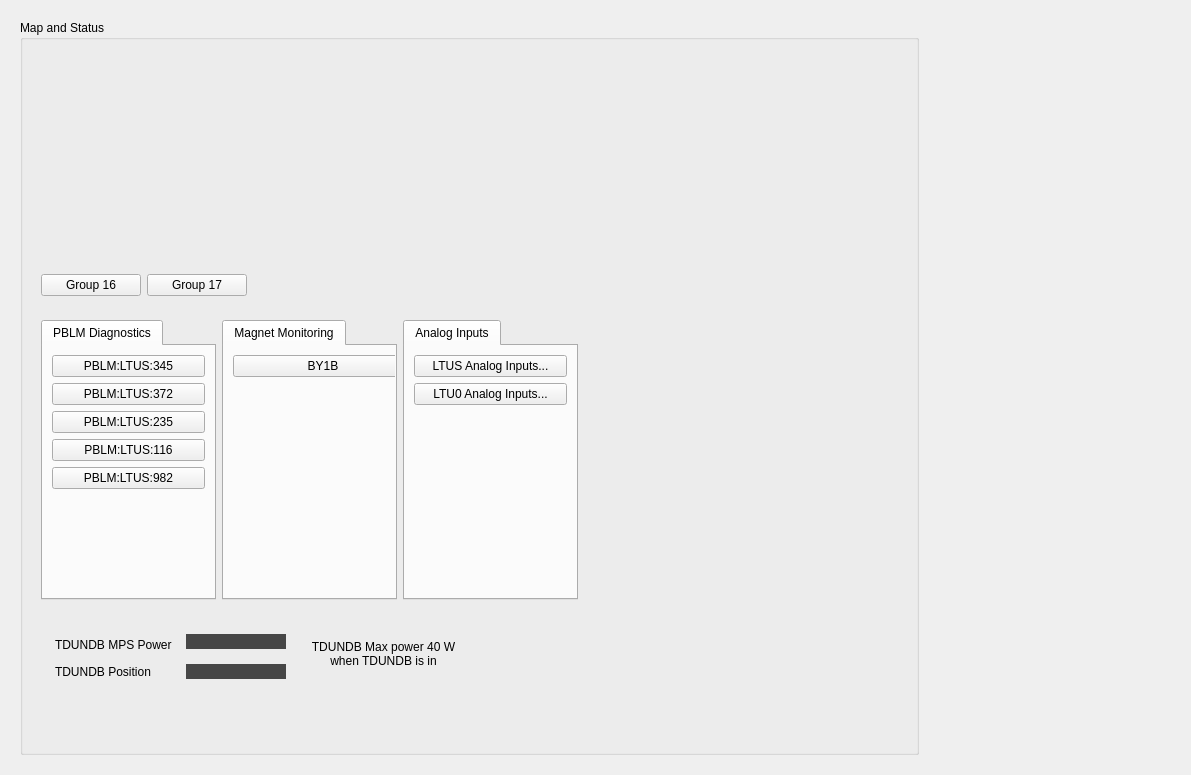
ad-build-test/pydm-mps, file ltus_main.ui: the form before one commit.
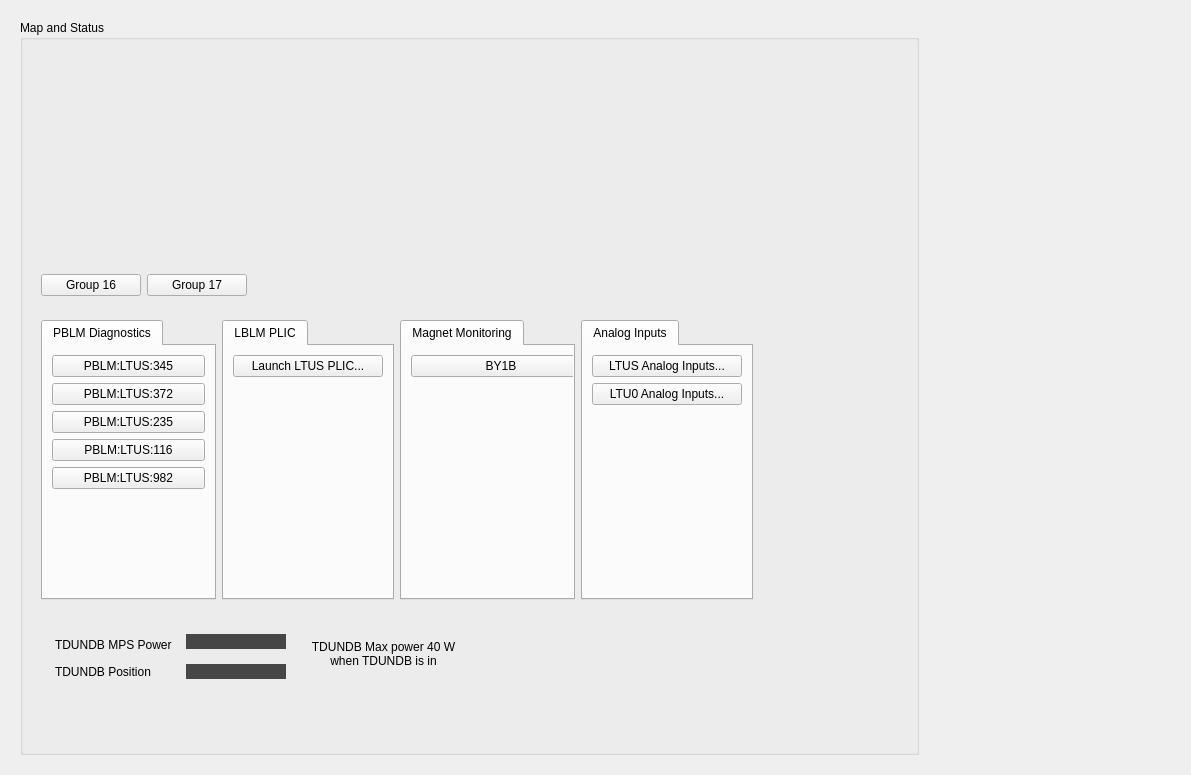
The form after the commit. Custom widgets are drawn as their Qt base class.

Commit message: Changed analog inputs to use new python file. also added button that launches lblm_global at a specified area.

Patch:
```diff
--- a/ltus_main.ui
+++ b/ltus_main.ui
@@ -245,7 +245,7 @@
            <property name="frameShadow">
             <enum>QFrame::Raised</enum>
            </property>
-           <layout class="QGridLayout" name="gridLayout_2" columnstretch="1,1,3,0">
+           <layout class="QGridLayout" name="gridLayout_2" columnstretch="1,0,0,0,0">
             <item row="0" column="0">
              <widget class="QTabWidget" name="tabWidget">
               <property name="maximumSize">
@@ -454,7 +454,7 @@
               </widget>
              </widget>
             </item>
-            <item row="0" column="1">
+            <item row="0" column="2">
              <widget class="QTabWidget" name="tabWidget_2">
               <property name="maximumSize">
                <size>
@@ -517,19 +517,6 @@
              </widget>
             </item>
             <item row="0" column="3">
-             <spacer name="horizontalSpacer_4">
-              <property name="orientation">
-               <enum>Qt::Horizontal</enum>
-              </property>
-              <property name="sizeHint" stdset="0">
-               <size>
-                <width>40</width>
-                <height>20</height>
-               </size>
-              </property>
-             </spacer>
-            </item>
-            <item row="0" column="2">
              <widget class="QTabWidget" name="tabWidget_8">
               <property name="maximumSize">
                <size>
@@ -632,6 +619,78 @@
               </widget>
              </widget>
             </item>
+            <item row="0" column="1">
+             <widget class="QTabWidget" name="tabWidget_4">
+              <property name="currentIndex">
+               <number>0</number>
+              </property>
+              <widget class="QWidget" name="tab_4">
+               <attribute name="title">
+                <string>LBLM PLIC</string>
+               </attribute>
+               <layout class="QGridLayout" name="gridLayout_12">
+                <item row="0" column="0">
+                 <widget class="PyDMRelatedDisplayButton" name="PyDMRelatedDisplayButton_4">
+                  <property name="minimumSize">
+                   <size>
+                    <width>150</width>
+                    <height>20</height>
+                   </size>
+                  </property>
+                  <property name="toolTip">
+                   <string/>
+                  </property>
+                  <property name="text">
+                   <string>Launch LTUS PLIC...</string>
+                  </property>
+                  <property name="filenames" stdset="0">
+                   <stringlist>
+                    <string>$PYDM/misc/lblm_global.py</string>
+                   </stringlist>
+                  </property>
+                  <property name="showIcon" stdset="0">
+                   <bool>false</bool>
+                  </property>
+                  <property name="macros" stdset="0">
+                   <stringlist>
+                    <string>{&quot;DEVICE&quot;:&quot;LBLM:LTUS:105:A&quot;}</string>
+                   </stringlist>
+                  </property>
+                  <property name="openInNewWindow" stdset="0">
+                   <bool>true</bool>
+                  </property>
+                 </widget>
+                </item>
+                <item row="1" column="0">
+                 <spacer name="verticalSpacer_6">
+                  <property name="orientation">
+                   <enum>Qt::Vertical</enum>
+                  </property>
+                  <property name="sizeHint" stdset="0">
+                   <size>
+                    <width>20</width>
+                    <height>40</height>
+                   </size>
+                  </property>
+                 </spacer>
+                </item>
+               </layout>
+              </widget>
+             </widget>
+            </item>
+            <item row="0" column="4">
+             <spacer name="horizontalSpacer_4">
+              <property name="orientation">
+               <enum>Qt::Horizontal</enum>
+              </property>
+              <property name="sizeHint" stdset="0">
+               <size>
+                <width>40</width>
+                <height>20</height>
+               </size>
+              </property>
+             </spacer>
+            </item>
            </layout>
           </widget>
          </item>
```
Left out of the diff: 4 changed lines with no effect on the pictures. The commit also changes 15 other files.
